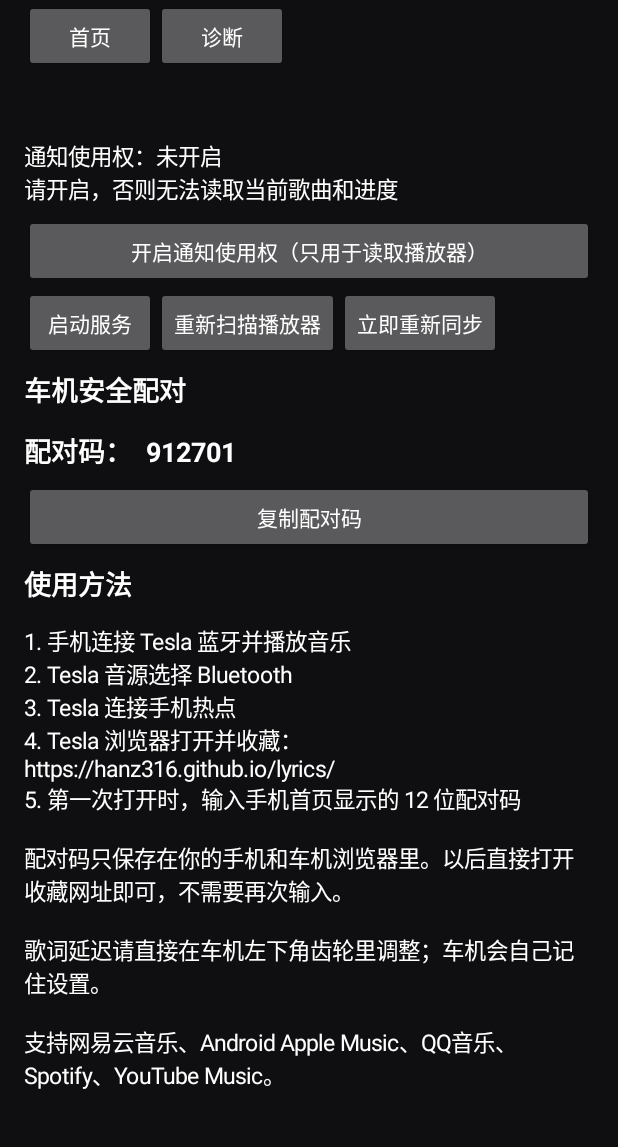
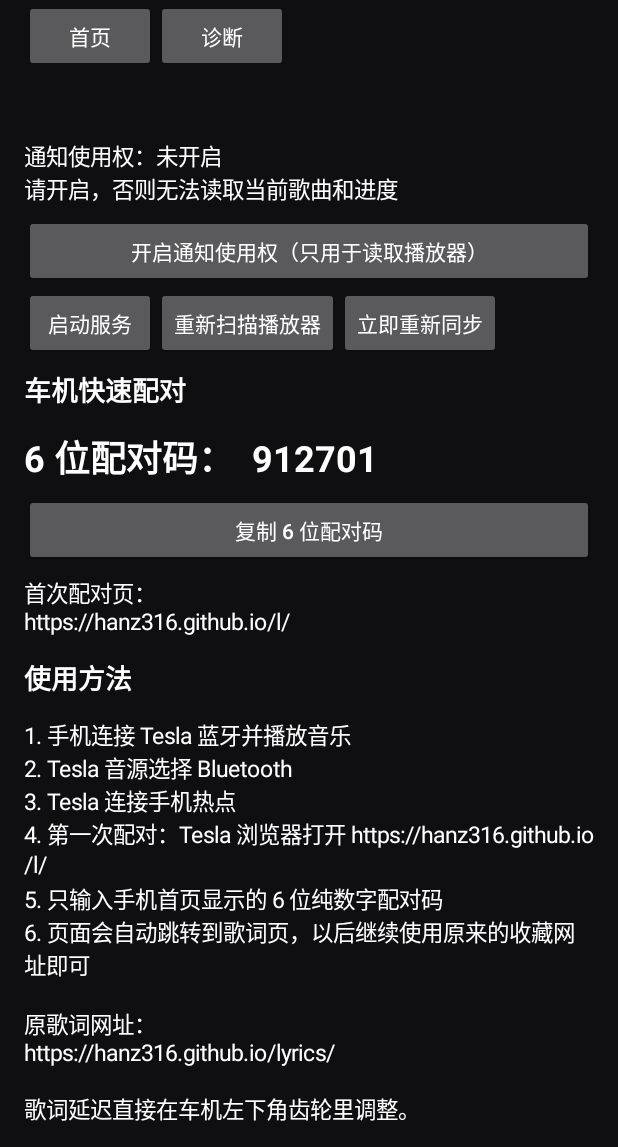
Before and after one commit to hanz316/TeslaLyrics, an Android app: the screen it shows after launch (MainActivity), on a phone screen of 412 x 824 dp, the part 89-1236 px from its top. Run offline under Robolectric (Android 15) with nearby library versions, the light colour scheme and no system bars; 3 statements that could not run were skipped.

Commit message:
Show six-digit easy pairing flow

```diff
--- a/bluetooth_overlay/app/src/main/java/com/teslalyrics/app/MainActivity.java
+++ b/bluetooth_overlay/app/src/main/java/com/teslalyrics/app/MainActivity.java
@@ -25,6 +25,7 @@ import android.widget.Toast;
 
 public final class MainActivity extends Activity {
     private static final String TESLA_URL="https://hanz316.github.io/lyrics/";
+    private static final String PAIR_URL="https://hanz316.github.io/l/";
     private final AppState state=AppState.get();
     private LinearLayout content;
     private TextView homeStatus,diag,logs,permissionStatus,pairInfo;
@@ -32,7 +33,7 @@ public final class MainActivity extends Activity {
 
     @Override public void onCreate(Bundle b){
         super.onCreate(b);
-        RelayConfig.token(this);
+        RelayConfig.pairCode(this);
         buildUi();
         if(Build.VERSION.SDK_INT>=33&&checkSelfPermission(Manifest.permission.POST_NOTIFICATIONS)!=PackageManager.PERMISSION_GRANTED)
             requestPermissions(new String[]{Manifest.permission.POST_NOTIFICATIONS},4);
@@ -93,19 +94,21 @@ public final class MainActivity extends Activity {
         r.addView(make("立即重新同步",()->send(LyricsService.ACTION_RESYNC)));
         content.addView(r);
 
-        content.addView(txt("车机安全配对",18,true));
-        pairInfo=txt("",18,true);content.addView(pairInfo);
-        rowButton("复制配对码",this::copyPairCode);
+        content.addView(txt("车机快速配对",18,true));
+        pairInfo=txt("",24,true);content.addView(pairInfo);
+        rowButton("复制 6 位配对码",this::copyPairCode);
+        content.addView(txt("首次配对页：\n"+PAIR_URL,15,false));
 
         content.addView(txt("使用方法",18,true));
         content.addView(txt(
                 "1. 手机连接 Tesla 蓝牙并播放音乐\n"+
                 "2. Tesla 音源选择 Bluetooth\n"+
                 "3. Tesla 连接手机热点\n"+
-                "4. Tesla 浏览器打开并收藏：\n"+TESLA_URL+"\n"+
-                "5. 第一次打开时，输入手机首页显示的 12 位配对码\n\n"+
-                "配对码只保存在你的手机和车机浏览器里。以后直接打开收藏网址即可，不需要再次输入。\n\n"+
-                "歌词延迟请直接在车机左下角齿轮里调整；车机会自己记住设置。\n\n"+
+                "4. 第一次配对：Tesla 浏览器打开 " + PAIR_URL + "\n"+
+                "5. 只输入手机首页显示的 6 位纯数字配对码\n"+
+                "6. 页面会自动跳转到歌词页，以后继续使用原来的收藏网址即可\n\n"+
+                "原歌词网址：\n"+TESLA_URL+"\n\n"+
+                "歌词延迟直接在车机左下角齿轮里调整。\n\n"+
                 "支持网易云音乐、Android Apple Music、QQ音乐、Spotify、YouTube Music。",15,false));
     }
 
@@ -121,8 +124,8 @@ public final class MainActivity extends Activity {
     private void copyPairCode(){
         String code=RelayConfig.pairCode(this);
         ClipboardManager cm=(ClipboardManager)getSystemService(CLIPBOARD_SERVICE);
-        if(cm!=null)cm.setPrimaryClip(ClipData.newPlainText("Tesla Lyrics 配对码",code));
-        Toast.makeText(this,"配对码已复制",Toast.LENGTH_SHORT).show();
+        if(cm!=null)cm.setPrimaryClip(ClipData.newPlainText("Tesla Lyrics 6 位配对码",code));
+        Toast.makeText(this,"6 位配对码已复制",Toast.LENGTH_SHORT).show();
     }
 
     private void openMediaAccess(){
@@ -155,7 +158,7 @@ public final class MainActivity extends Activity {
         if(permissionStatus!=null)permissionStatus.setText(
                 "通知使用权："+(access?"已开启":"未开启")+
                 (access?"\n已可读取手机播放器 MediaSession":"\n请开启，否则无法读取当前歌曲和进度"));
-        if(pairInfo!=null)pairInfo.setText("配对码：  "+RelayConfig.pairCode(this));
+        if(pairInfo!=null)pairInfo.setText("6 位配对码：  "+RelayConfig.pairCode(this));
         if(diag!=null)diag.setText(state.diagnostics());
         if(logs!=null)logs.setText(String.join("\n",state.log.snapshot()));
     }
```
